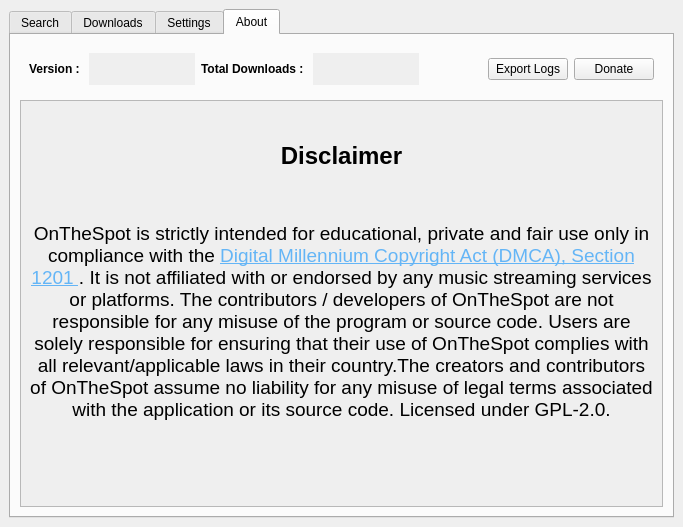
Old version of the form src/onthespot/gui/qtui/main.ui in the repository moddroid94/onthespot.
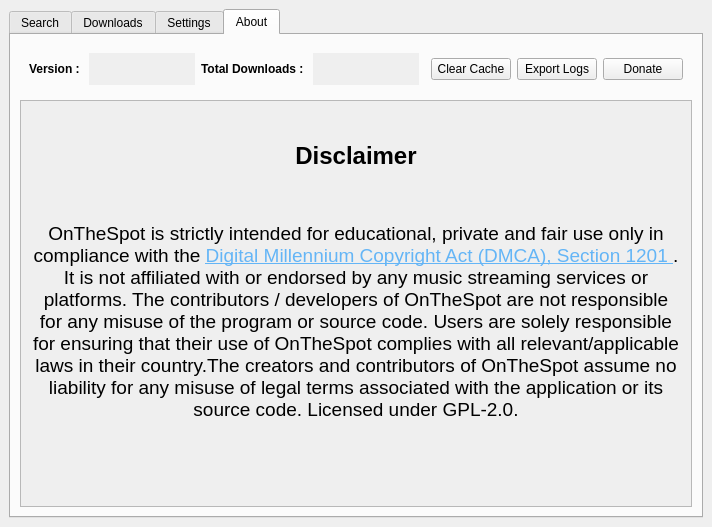
New version of the form. The open tabs and pages were chosen to show the change. Icons and pictures are not drawn.

Commit message: include clear cache button in gui

Diff of the .ui file:
```diff
--- a/src/onthespot/gui/qtui/main.ui
+++ b/src/onthespot/gui/qtui/main.ui
@@ -9,7 +9,7 @@
    <rect>
     <x>0</x>
     <y>0</y>
-    <width>683</width>
+    <width>712</width>
     <height>527</height>
    </rect>
   </property>
@@ -4709,6 +4709,13 @@
              </property>
             </spacer>
            </item>
+           <item>
+            <widget class="QPushButton" name="clear_cache">
+             <property name="text">
+              <string>Clear Cache</string>
+             </property>
+            </widget>
+           </item>
            <item>
             <widget class="QPushButton" name="export_logs">
              <property name="text">
@@ -4736,8 +4743,8 @@
             <rect>
              <x>0</x>
              <y>0</y>
-             <width>140</width>
-             <height>1353</height>
+             <width>670</width>
+             <height>405</height>
             </rect>
            </property>
            <layout class="QVBoxLayout" name="verticalLayout_2">
```
Left out of the diff: 2 changed lines with no effect on the pictures. The commit also changes 3 other files.
